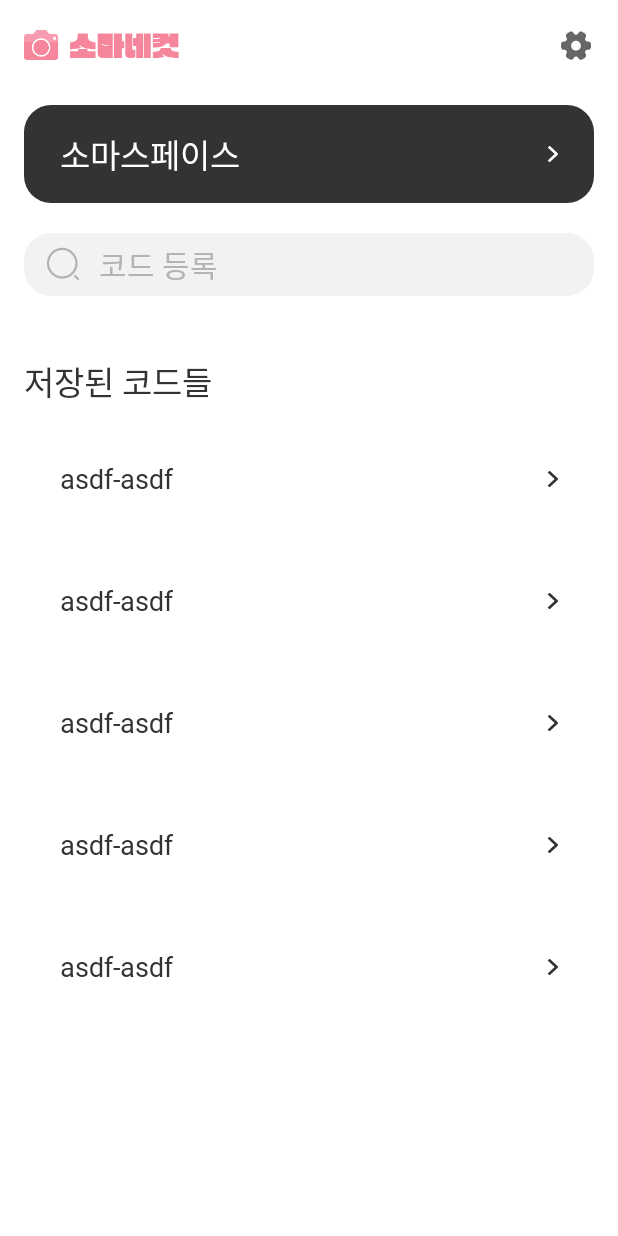
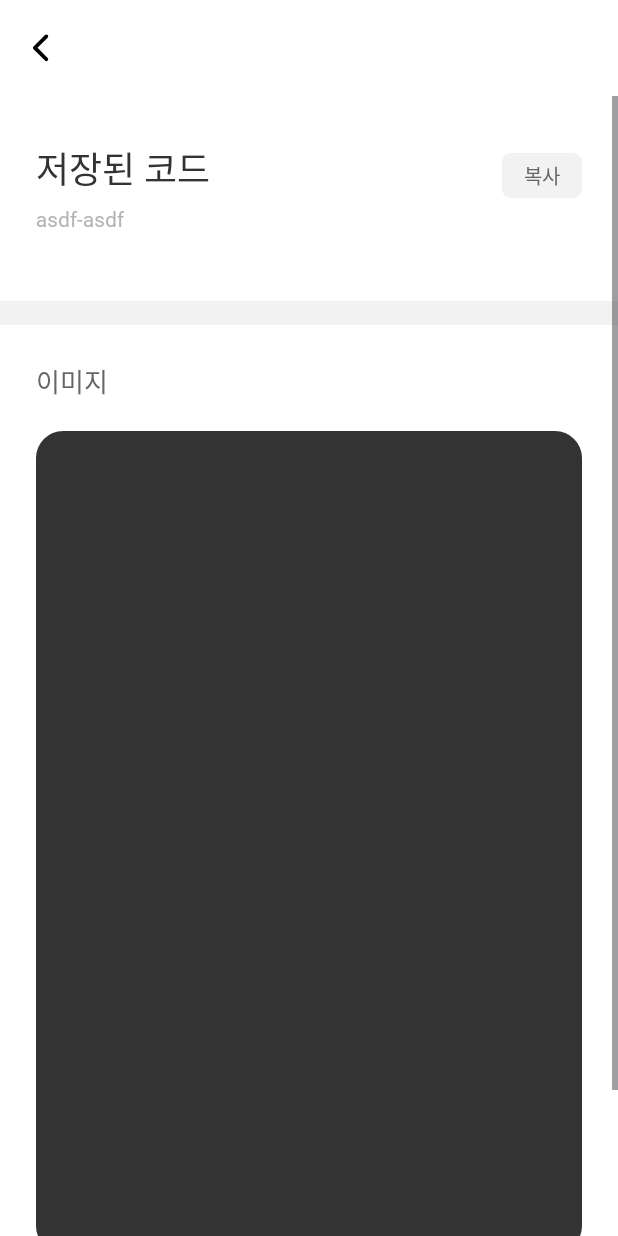
Before and after one commit to 23-SWUnion-Hackton/Android-Soma4Cut, an Android app: the HomeFragment screen opened through its navigation route, after a tap on "asdf-asdf", on a phone screen of 412 x 824 dp. Run offline under Robolectric (Android 15) with nearby library versions, the phone set to English and light mode, and no system bars; our stand-ins replace data binding.

Commit message:
🔨 :: Set Navigation & Deliver Data

```diff
--- a/presentation/src/main/java/com/staker4wapper/android_soma4cut/feature/code/CodeSavedFragment.kt
+++ b/presentation/src/main/java/com/staker4wapper/android_soma4cut/feature/code/CodeSavedFragment.kt
@@ -1,7 +1,48 @@
 package com.staker4wapper.android_soma4cut.feature.code
 
+import android.content.Context
+import android.widget.Toast
+import androidx.fragment.app.viewModels
+import androidx.navigation.fragment.findNavController
+import androidx.navigation.fragment.navArgs
 import com.sigma.flick.base.BaseFragment
+import com.staker4wapper.android_soma4cut.R
+import com.staker4wapper.android_soma4cut.databinding.FragmentCodeSavedBinding
 
-class CodeSavedFragment: BaseFragment<>() {
+class CodeSavedFragment: BaseFragment<FragmentCodeSavedBinding, CodeViewModel>(R.layout.fragment_code_saved) {
+
+    override val viewModel: CodeViewModel by viewModels()
+
+    private val args: CodeSavedFragmentArgs by navArgs()
+
+    private lateinit var context: Context
+
+    override fun start() {
+        context = requireContext()
+        val code = args.code
+
+        binding.toolbar.setNavigationOnClickListener {
+            findNavController().popBackStack()
+        }
+
+        binding.tvSavedCode.text = code
+        // todo 1. 코드로 이미지 불러오기
+
+        // todo 2. 복사 기능 추가하기
+
+        var isClicked = false // todo 3. viewModel의 데이터로 옮기기
+
+        binding.btnHandleSomaSpace.setOnClickListener {
+            // todo 4. 이 코드가 소마스페이스에 올라간 상태인지 확인하기
+            // todo 5. 그 상태에 따라 버튼 디자인 변경하기
+            if (isClicked) {
+                Toast.makeText(context, "소마스페이스에 올라갔어요", Toast.LENGTH_SHORT).show()
+                isClicked = true
+            } else {
+                Toast.makeText(context, "소마스페이스에서 내려갔어요", Toast.LENGTH_SHORT).show()
+                isClicked = false
+            }
+        }
+    }
 
 }
--- /dev/null
+++ b/presentation/src/main/java/com/staker4wapper/android_soma4cut/feature/code/CodeViewModel.kt
@@ -0,0 +1,6 @@
+package com.staker4wapper.android_soma4cut.feature.code
+
+import com.staker4wapper.android_soma4cut.base.BaseViewModel
+
+class CodeViewModel: BaseViewModel() {
+}
--- a/presentation/src/main/java/com/staker4wapper/android_soma4cut/feature/home/screen/HomeFragment.kt
+++ b/presentation/src/main/java/com/staker4wapper/android_soma4cut/feature/home/screen/HomeFragment.kt
@@ -46,11 +46,11 @@ class HomeFragment: BaseFragment<FragmentHomeBinding, HomeViewModel>(R.layout.fr
     }
 
     override fun onMyAccountItemClick(position: Int) {
-        val clickAccount = frameList[position]
+        val codeContainer = frameList[position]
         Toast.makeText(context, "is Clicked!", Toast.LENGTH_SHORT).show()
 
-//        val action = SendWhereFragmentDirections.actionSendWhereFragmentToSendPointFragment()
-//        findNavController().navigate(action)
+        val action = HomeFragmentDirections.toCodeSavedFragment(codeContainer)
+        findNavController().navigate(action)
     }
 
 }
--- a/presentation/src/main/res/layout/fragment_code_saved.xml
+++ b/presentation/src/main/res/layout/fragment_code_saved.xml
@@ -129,6 +129,7 @@
                     android:src="@drawable/button_rounded"/>
 
                 <Button
+                    android:id="@+id/btn_handle_soma_space"
                     android:layout_width="match_parent"
                     android:layout_height="56dp"
                     android:layout_marginHorizontal="24dp"
--- a/presentation/src/main/res/navigation/nav_graph.xml
+++ b/presentation/src/main/res/navigation/nav_graph.xml
@@ -54,5 +54,22 @@
         android:id="@+id/homeFragment"
         android:name="com.staker4wapper.android_soma4cut.feature.home.screen.HomeFragment"
         android:label="fragment_home"
-        tools:layout="@layout/fragment_home" />
+        tools:layout="@layout/fragment_home" >
+        <action
+            android:id="@+id/to_codeSavedFragment"
+            app:destination="@id/codeSavedFragment"
+            app:enterAnim="@anim/animation_enter"
+            app:exitAnim="@anim/animation_exit"
+            app:popEnterAnim="@anim/animation_pop_enter"
+            app:popExitAnim="@anim/animation_pop_exit"/>
+    </fragment>
+    <fragment
+        android:id="@+id/codeSavedFragment"
+        android:name="com.staker4wapper.android_soma4cut.feature.code.CodeSavedFragment"
+        android:label="fragment_code_saved"
+        tools:layout="@layout/fragment_code_saved" >
+        <argument
+            android:name="code"
+            app:argType="string" />
+    </fragment>
 </navigation>
--- a/presentation/src/main/res/values/themes.xml
+++ b/presentation/src/main/res/values/themes.xml
@@ -6,4 +6,5 @@
     </style>
 
     <style name="Theme.AndroidSoma4Cut" parent="Base.Theme.AndroidSoma4Cut" />
+
 </resources>
```
